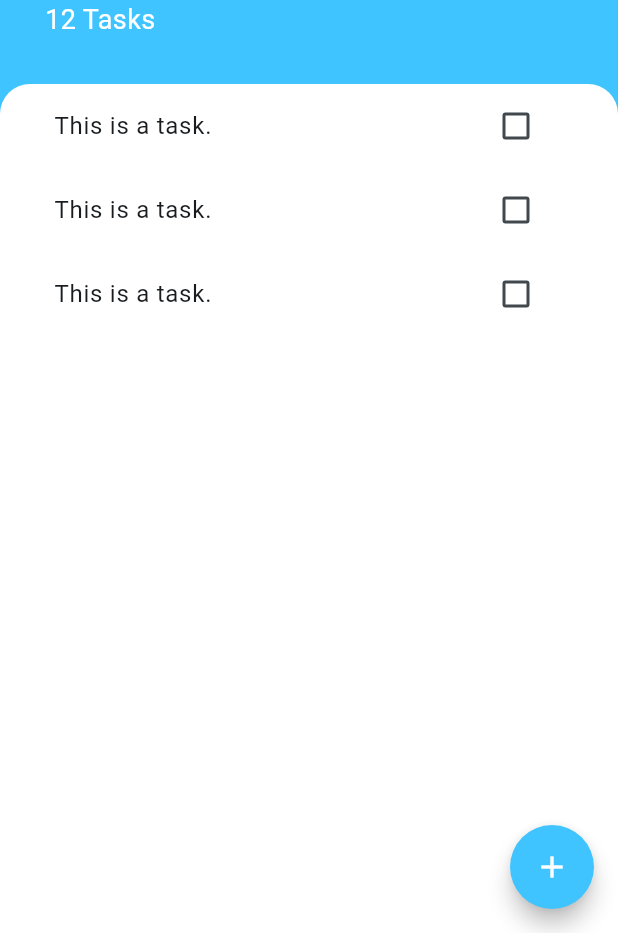
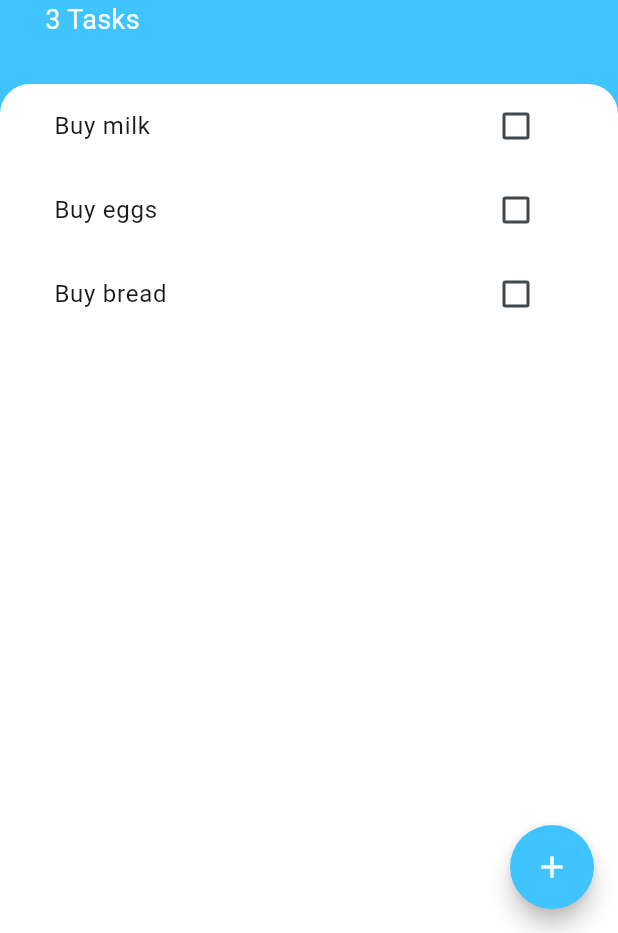
Before and after one commit to dong336/todoey_flutter, a Flutter app: the screen it shows after launch, on a phone screen of 412 x 824 dp, the part 303-1236 px from its top. Run offline on Flutter 3.47's test engine with Material 3 defaults, Android fonts, the phone set to English and light mode, and no system bars.

```diff
--- a/lib/main.dart
+++ b/lib/main.dart
@@ -1,4 +1,6 @@
 import 'package:flutter/material.dart';
+import 'package:provider/provider.dart';
+import 'package:todoey_flutter/model/task_data.dart';
 import 'package:todoey_flutter/screen/tasks_screen.dart';
 
 void main() => runApp(const MyApp());
@@ -8,10 +10,13 @@ class MyApp extends StatelessWidget {
 
   @override
   Widget build(BuildContext context) {
-    return MaterialApp(
-      home: const TasksScreen(),
-      theme: ThemeData(
-        colorScheme: ColorScheme.fromSeed(seedColor: Colors.lightBlueAccent),
+    return ChangeNotifierProvider(
+      create: (BuildContext context) => TaskData(),
+      child: MaterialApp(
+        home: const TasksScreen(),
+        theme: ThemeData(
+          colorScheme: ColorScheme.fromSeed(seedColor: Colors.lightBlueAccent),
+        ),
       ),
     );
   }
--- /dev/null
+++ b/lib/model/task_data.dart
@@ -0,0 +1,37 @@
+import 'dart:collection';
+
+import 'package:flutter/foundation.dart';
+import 'package:todoey_flutter/model/task.dart';
+
+class TaskData extends ChangeNotifier {
+  List<Task> _tasks = [
+    Task(name: 'Buy milk'),
+    Task(name: 'Buy eggs'),
+    Task(name: 'Buy bread'),
+  ];
+
+  UnmodifiableListView<Task> get tasks {
+    return UnmodifiableListView(_tasks);
+  }
+
+  int get taskCount => _tasks.length;
+
+  void addTask(String newTaskTitle) {
+    final task = Task(name: newTaskTitle);
+    _tasks.add(task);
+
+    notifyListeners();
+  }
+
+  void updateTask(Task task) {
+    task.toggleDone();
+
+    notifyListeners();
+  }
+
+  void deleteTask(Task task) {
+    _tasks.remove(task);
+
+    notifyListeners();
+  }
+}
--- a/lib/screen/tasks_screen.dart
+++ b/lib/screen/tasks_screen.dart
@@ -1,6 +1,8 @@
 import 'package:flutter/material.dart';
+import 'package:provider/provider.dart';
 import 'package:todoey_flutter/screen/add_task_screen.dart';
 import 'package:todoey_flutter/widget/tasks_list.dart';
+import 'package:todoey_flutter/model/task_data.dart';
 
 class TasksScreen extends StatelessWidget {
   const TasksScreen({super.key});
@@ -15,10 +17,10 @@ class TasksScreen extends StatelessWidget {
           Container(
             padding:
                 const EdgeInsets.only(top: 60, left: 30, right: 30, bottom: 30),
-            child: const Column(
+            child: Column(
               crossAxisAlignment: CrossAxisAlignment.start,
               children: [
-                CircleAvatar(
+                const CircleAvatar(
                   radius: 30.0,
                   backgroundColor: Colors.white,
                   child: Icon(
@@ -27,10 +29,10 @@ class TasksScreen extends StatelessWidget {
                     color: Colors.lightBlueAccent,
                   ),
                 ),
-                SizedBox(
+                const SizedBox(
                   height: 10.0,
                 ),
-                Text(
+                const Text(
                   'Todoey',
                   style: TextStyle(
                     color: Colors.white,
@@ -39,8 +41,8 @@ class TasksScreen extends StatelessWidget {
                   ),
                 ),
                 Text(
-                  '12 Tasks',
-                  style: TextStyle(
+                  '${Provider.of<TaskData>(context).taskCount} Tasks',
+                  style: const TextStyle(
                     color: Colors.white,
                     fontSize: 18,
                   ),
@@ -58,7 +60,7 @@ class TasksScreen extends StatelessWidget {
                   topRight: Radius.circular(20),
                 ),
               ),
-              child: TasksList(),
+              child: const TasksList(),
             ),
           ),
         ],
@@ -71,7 +73,8 @@ class TasksScreen extends StatelessWidget {
               child: Container(
                   padding: EdgeInsets.only(
                       bottom: MediaQuery.of(context).viewInsets.bottom),
-                  child: const AddTaskScreen()),
+                  child: AddTaskScreen(),
+              ),
             ),
             isScrollControlled: true,
           );
--- a/lib/widget/task_tile.dart
+++ b/lib/widget/task_tile.dart
@@ -4,19 +4,22 @@ class TaskTile extends StatelessWidget {
   final bool isChecked;
   final String taskTile;
   final Function(bool?) checkboxCallback;
+  final GestureLongPressCallback longPressCallback;
 
   const TaskTile({
     super.key,
     required this.isChecked,
     required this.taskTile,
     required this.checkboxCallback,
+    required this.longPressCallback,
   });
 
   @override
   Widget build(BuildContext context) {
     return ListTile(
+      onLongPress: longPressCallback,
       title: Text(
-        'This is a task.',
+        taskTile,
         style: TextStyle(
           decoration: isChecked ? TextDecoration.lineThrough : null,
         ),
--- a/lib/widget/tasks_list.dart
+++ b/lib/widget/tasks_list.dart
@@ -1,33 +1,31 @@
 import 'package:flutter/material.dart';
-import 'package:todoey_flutter/model/task.dart';
+import 'package:provider/provider.dart';
+import 'package:todoey_flutter/model/task_data.dart';
 import 'package:todoey_flutter/widget/task_tile.dart';
 
-class TasksList extends StatefulWidget {
-  @override
-  State<TasksList> createState() => _TasksListState();
-}
-
-class _TasksListState extends State<TasksList> {
-  List<Task> tasks = [
-    Task(name: 'Buy milk'),
-    Task(name: 'Buy eggs'),
-    Task(name: 'Buy bread'),
-  ];
+class TasksList extends StatelessWidget {
+  const TasksList({super.key});
 
   @override
   Widget build(BuildContext context) {
+    return Consumer(
+      builder: (BuildContext context, TaskData taskData, Widget? child) {
         return ListView.builder(
-        itemCount: tasks.length,
+            itemCount: taskData.taskCount,
             itemBuilder: (context, index) {
+              final task = taskData.tasks[index];
               return TaskTile(
-              isChecked: tasks[index].isDone,
-              taskTile: tasks[index].name,
+                longPressCallback: () {
+                  taskData.deleteTask(task);
+                },
+                isChecked: task.isDone,
+                taskTile: task.name,
                 checkboxCallback: (bool? value) {
-                setState(() {
-                  tasks[index].toggleDone();
+                  taskData.updateTask(task);
+                },
+              );
             });
       },
     );
-        });
   }
 }
--- a/pubspec.yaml
+++ b/pubspec.yaml
@@ -35,6 +35,7 @@ dependencies:
   # The following adds the Cupertino Icons font to your application.
   # Use with the CupertinoIcons class for iOS style icons.
   cupertino_icons: ^1.0.8
+  provider: ^6.1.2
 
 dev_dependencies:
   flutter_test:
```
Also changed, not shown: lib/screen/add_task_screen.dart (+13 -4 lines), lib/widget/task_check_box.dart (deleted, +0 -21 lines), pubspec.lock. Lines whose indentation alone changed are shown as unchanged.
